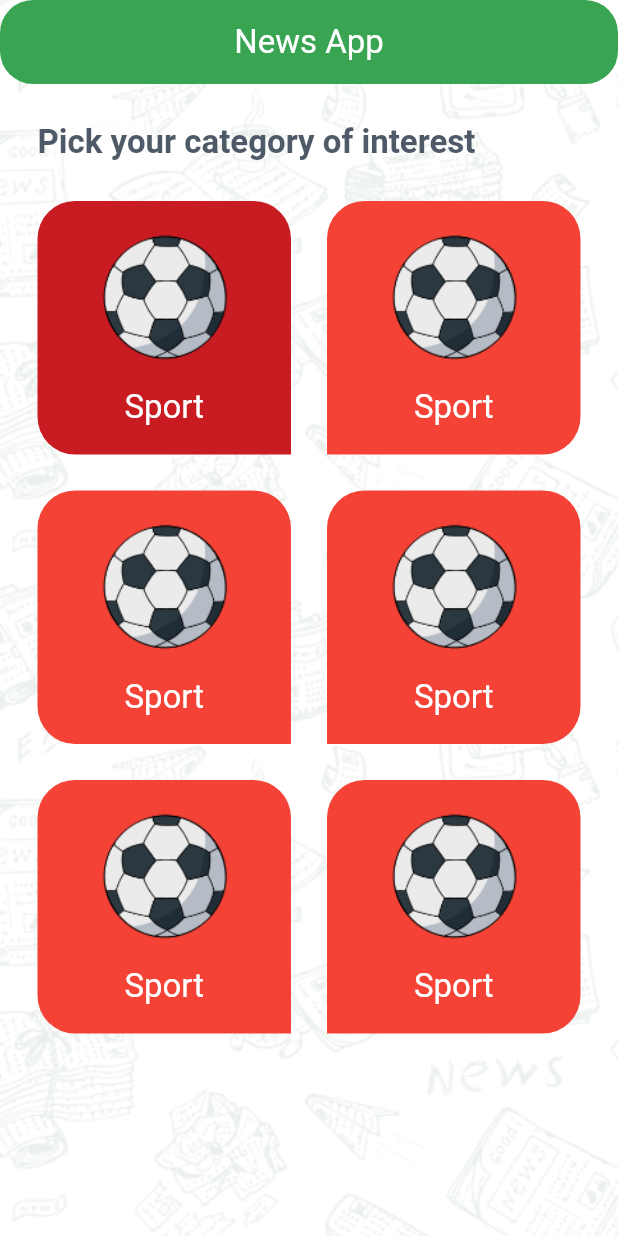
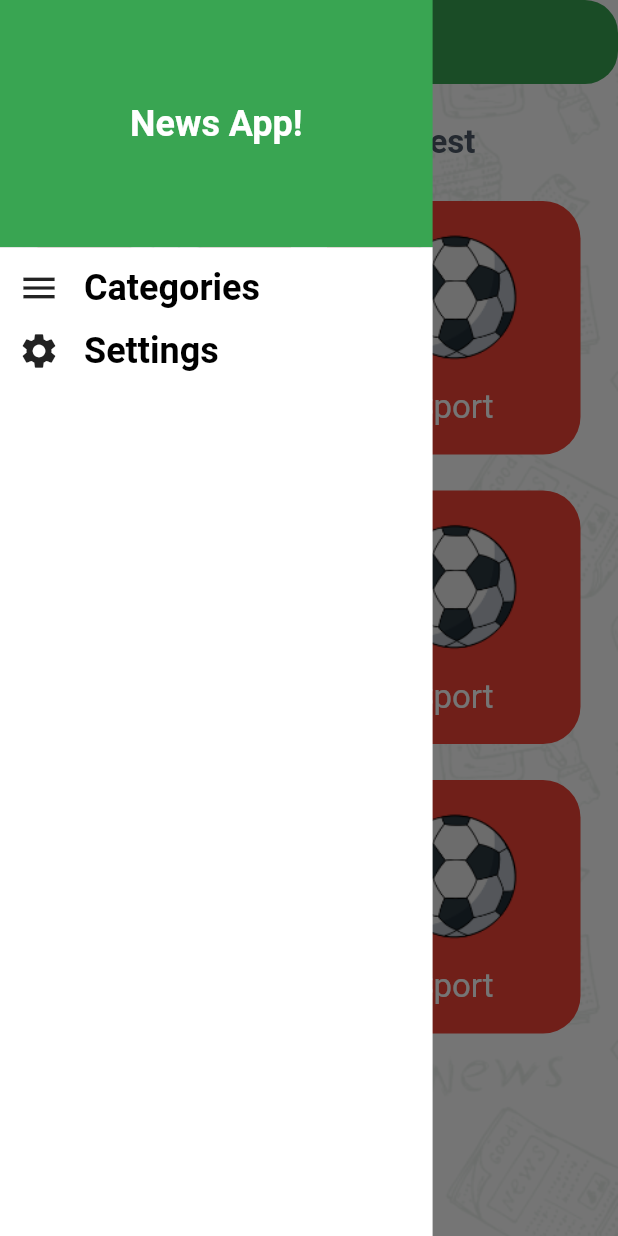
Before and after one commit to michael-3mad87/news_app, a Flutter app: the screen it shows after launch, with the side drawer open (before the commit the screen has no drawer), on a phone screen of 412 x 824 dp. Run offline on Flutter 3.47's test engine with Material 3 defaults, Android fonts, the phone set to English and light mode, and no system bars.

Commit message:
finish drawer ui

```diff
--- a/lib/apptheme.dart
+++ b/lib/apptheme.dart
@@ -10,6 +10,7 @@ class AppTheme {
     primaryColor: primaryColor,
     scaffoldBackgroundColor: Colors.transparent,
     appBarTheme: const AppBarTheme(
+      iconTheme: IconThemeData(color: white),
       color: primaryColor,
       centerTitle: true,
       titleTextStyle: TextStyle(
--- /dev/null
+++ b/lib/drawer/home_drawer.dart
@@ -0,0 +1,78 @@
+import 'package:flutter/cupertino.dart';
+import 'package:flutter/material.dart';
+import 'package:flutter/widgets.dart';
+import 'package:news_app/apptheme.dart';
+
+class HomeDrawer extends StatelessWidget {
+  const HomeDrawer({super.key});
+
+  @override
+  Widget build(BuildContext context) {
+    final screenSize = MediaQuery.of(context).size;
+    final titleLargeStyle = Theme.of(context).textTheme.titleLarge;
+    return SizedBox(
+      width: screenSize.width * 0.7,
+      child: Column(
+        children: [
+          Container(
+            color: AppTheme.primaryColor,
+            height: screenSize.height * 0.2,
+            width: double.infinity,
+            child: Center(
+              child: Text('News App!',
+                  style: titleLargeStyle?.copyWith(fontSize: 24)),
+            ),
+          ),
+          Expanded(
+            child: Container(
+              color: AppTheme.white,
+              child: Padding(
+                padding: const EdgeInsets.all(12.0),
+                child: Column(
+                  children: [
+                    GestureDetector(
+                      onTap: (){},
+                      child: Row(
+                        children: [
+                         const Icon(Icons.menu , size: 28,),
+                         const SizedBox(
+                            width: 16,
+                          ),
+                          Text(
+                            "Categories",
+                            style: titleLargeStyle?.copyWith(
+                                fontSize: 24, color: AppTheme.black),
+                          )
+                        ],
+                      ),
+                    ),
+                    const SizedBox(height: 12,),
+                    GestureDetector(
+                      onTap: (){},
+                      child: Row(
+                        children: [
+                       const Icon(
+                            Icons.settings,
+                            size: 28,
+                          ),
+                         const SizedBox(
+                            width: 16,
+                          ),
+                          Text(
+                            "Settings",
+                            style: titleLargeStyle?.copyWith(
+                                fontSize: 24, color: AppTheme.black),
+                          )
+                        ],
+                      ),
+                    ),
+                  ],
+                ),
+              ),
+            ),
+          )
+        ],
+      ),
+    );
+  }
+}
--- a/lib/home_screen.dart
+++ b/lib/home_screen.dart
@@ -1,6 +1,7 @@
 import 'package:flutter/material.dart';
 import 'package:news_app/apptheme.dart';
 import 'package:news_app/category/category_grid.dart';
+import 'package:news_app/drawer/home_drawer.dart';
 
 class HomeScreen extends StatelessWidget {
   const HomeScreen({super.key});
@@ -23,7 +24,7 @@ class HomeScreen extends StatelessWidget {
           ),
         ),
         body:const CategoryGrid(),
-
+          drawer: const HomeDrawer(),
       ),
     );
   }
```
